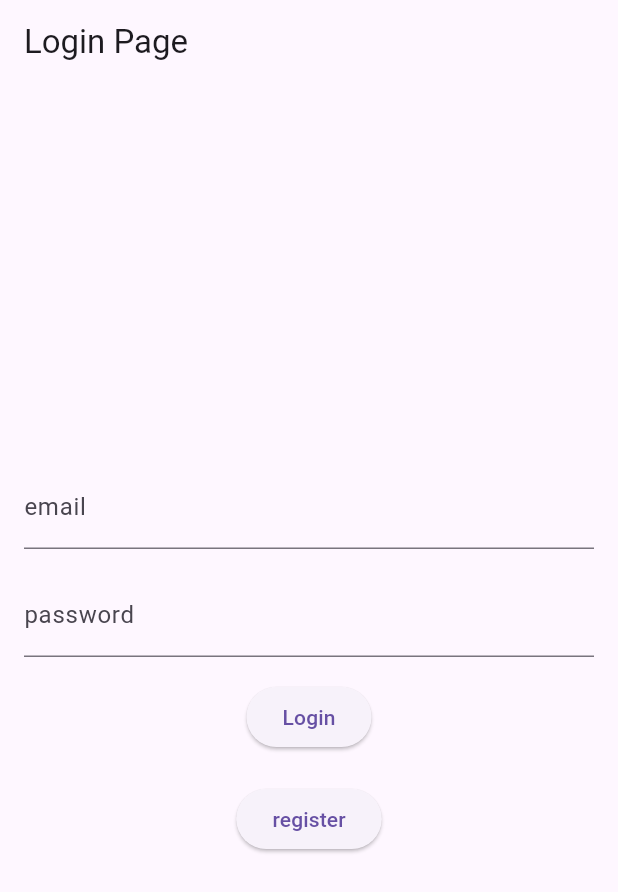
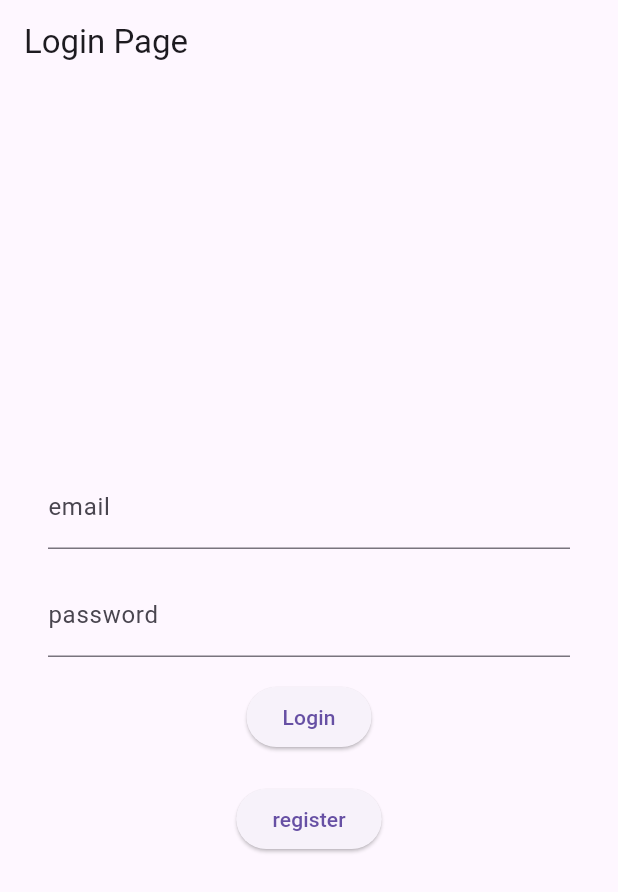
Before and after one commit to bramba2000/crowDJ, a Flutter app: the screen it shows after launch, on a phone screen of 412 x 824 dp. Shown: the top 892 px of the screen. Run offline on Flutter 3.47's test engine with Material 3 defaults, Android fonts, the phone set to English and light mode, and no system bars; our stand-ins replace cloud_firestore, firebase_auth, firebase_core, flutter_riverpod, freezed_annotation, go_router and 2 more; accounts and stored records are empty; generated files the repository leaves out were written again.

Commit message:
adjustments on the loginPage and route

```diff
--- a/crowdj_app/lib/core/router/router.dart
+++ b/crowdj_app/lib/core/router/router.dart
@@ -1,11 +1,15 @@
 import 'package:crowdj/feature/auth/data/auth_data_source.dart';
 import 'package:crowdj/feature/auth/data/user_data_source.dart';
+import 'package:crowdj/feature/auth/pages/SigninPage.dart';
+import 'package:crowdj/feature/auth/pages/app/djPages/CreateNewEventPage.dart';
 import 'package:crowdj/feature/auth/providers/authentication_provider.dart';
-import 'package:crowdj/pages/app/home_page.dart';
+import 'package:crowdj/feature/auth/pages/app/home_page.dart';
 import 'package:flutter/material.dart';
+
 import 'package:go_router/go_router.dart';
 import '../../feature/auth/providers/state/authentication_state.dart';
 import '../../feature/auth/pages/LoginPage.dart';
+
 import 'package:riverpod_annotation/riverpod_annotation.dart';
 
 part 'router.g.dart';
@@ -14,6 +18,8 @@ final _key = GlobalKey<NavigatorState>(debugLabel: 'routerKey');
 
 @riverpod
 GoRouter router(RouterRef ref) {
+
+  bool inLoginPage = false;
   final authState = ref.watch(
       authNotifierProvider(defaultAuthDataSource, defaultUserDataSource));
   final isAuthenticated = authState is AuthenticationStateAuthenticated;
@@ -24,18 +30,45 @@ GoRouter router(RouterRef ref) {
     routes: [
       GoRoute(
         path: '/',
-        pageBuilder: (context, state) => const MaterialPage(child: HomePage()),
+        pageBuilder: (context, state){
+          print("building HomePage");
+          return const MaterialPage(
+            child: HomePage()
+          );
+        },
+        routes: [
+          GoRoute(
+            path: "createNewEventPage",
+            pageBuilder: (context, state) {
+              print("building CreateNeweventPage");
+              return MaterialPage(
+                child: CreateNeweventPage(),
+              );
+            }
+          ),
+        ],
       ),
       GoRoute(
         path: '/login',
-        pageBuilder: (context, state) => const MaterialPage(child: LoginPage()),
+        pageBuilder: (context, state) {
+          inLoginPage=!inLoginPage;
+          return const MaterialPage(
+            child: LoginPage(),
+          );
+        },
+      ),
+      GoRoute(
+        path: '/signin',
+        pageBuilder: (context, state) => const MaterialPage(
+          child: SigninPage(),
+        ),
       ),
     ],
     redirect: (context, state) {
       if (isAuthenticated) {
         return '/';
       } else {
-        return '/login';
+        return inLoginPage? '/signin' : '/login' ;
       }
     },
   );
--- a/crowdj_app/lib/feature/auth/pages/LoginPage.dart
+++ b/crowdj_app/lib/feature/auth/pages/LoginPage.dart
@@ -28,14 +28,16 @@ class _LoginPageState extends ConsumerState<LoginPage> {
   @override
   Widget build(BuildContext context) {
     var watch = ref.watch(provider);
-    return LayoutBuilder(
+    return Scaffold(
+      appBar: AppBar(
+        title: const Text('Login Page'),
+      ),
+      body: Container(
+        padding: const EdgeInsets.all(16.0),
+        child: LayoutBuilder(
           builder: (BuildContext context, BoxConstraints constraints) {
             if (watch is AuthenticationStateUnauthenticated) {
-          ScaffoldMessenger.of(context).showSnackBar(
-            SnackBar(
-              content: Text(watch.message),
-            ),
-          );
+              _showSnackBar(watch);
             }
             if (constraints.maxWidth > 600) {
               return _desktopPage();
@@ -43,24 +45,30 @@ class _LoginPageState extends ConsumerState<LoginPage> {
               return _mobilePage();
             }
           },
+        ),
+      ),
+    );
+    /*
+    ;*/
+  }
+
+  void _showSnackBar(var watch) {
+    ScaffoldMessenger.of(context).showSnackBar(
+      SnackBar(
+        content: Text(watch.message),
+      ),
     );
   }
 
   Widget _mobilePage() {
-    return Scaffold(
-      appBar: AppBar(
-        title: const Text('Login Page'),
-      ),
-      body: Padding(
+    return Padding(
       padding: const EdgeInsets.all(16.0),
       child: loginForm(),
-      ),
     );
   }
 
   Widget _desktopPage() {
-    return Scaffold(
-      body: Row(
+    return Row(
       crossAxisAlignment: CrossAxisAlignment.center,
       children: [
         Expanded(
@@ -75,7 +83,6 @@ class _LoginPageState extends ConsumerState<LoginPage> {
           child: Image.asset('lib/assets/crow.jpg'),
         )
       ],
-      ),
     );
   }
 
@@ -100,7 +107,9 @@ class _LoginPageState extends ConsumerState<LoginPage> {
         ),
         const SizedBox(height: 20.0),
         ElevatedButton(
-          onPressed: () => context.replace('/signinPage'),
+          onPressed: () {
+            print("->/login/signin");
+            context.replace('/login/signin');},
           child: const Text('register'),
         ),
       ],
--- a/crowdj_app/lib/feature/auth/pages/SigninPage.dart
+++ b/crowdj_app/lib/feature/auth/pages/SigninPage.dart
@@ -16,6 +16,7 @@ class SigninPage extends ConsumerStatefulWidget {
 }
 
 class _SigninPageState extends ConsumerState<SigninPage> {
+
   final TextEditingController _emailController = TextEditingController();
   final TextEditingController _passwordController = TextEditingController();
   bool _wannabeDJ = false; // false = participant, true = DJ
--- a/crowdj_app/lib/feature/auth/providers/authentication_provider.dart
+++ b/crowdj_app/lib/feature/auth/providers/authentication_provider.dart
@@ -14,6 +14,7 @@ part 'authentication_provider.g.dart';
 /// see also [AuthenticationState]
 @riverpod
 class AuthNotifier extends _$AuthNotifier {
+
   @override
   AuthenticationState build(
       AuthDataSource firebaseAuth, UserDataSource userDataSource) {
--- a/crowdj_app/lib/main.dart
+++ b/crowdj_app/lib/main.dart
@@ -6,12 +6,15 @@ import './firebase_options.dart';
 import 'core/router/router.dart';
 
 Future<void> main() async {
+
   WidgetsFlutterBinding.ensureInitialized();
   await Firebase.initializeApp(options: DefaultFirebaseOptions.currentPlatform);
   runApp(const ProviderScope(child: MainApp()));
+
 }
 
 class MainApp extends ConsumerWidget {
+
   const MainApp({Key? key}) : super(key: key);
 
   @override
```
Also changed, not shown: crowdj_app/lib/feature/auth/pages/app/home_page.dart (renamed from crowdj_app/lib/pages/app/home_page.dart, +5 -2 lines), crowdj_app/lib/feature/auth/pages/app/EventPage.dart (renamed from crowdj_app/lib/pages/app/EventPage.dart), crowdj_app/lib/feature/auth/pages/app/djPages/CreateNewEventPage.dart (renamed from crowdj_app/lib/pages/app/djPages/CreateNewEventPage.dart). Lines whose indentation alone changed are shown as unchanged.
